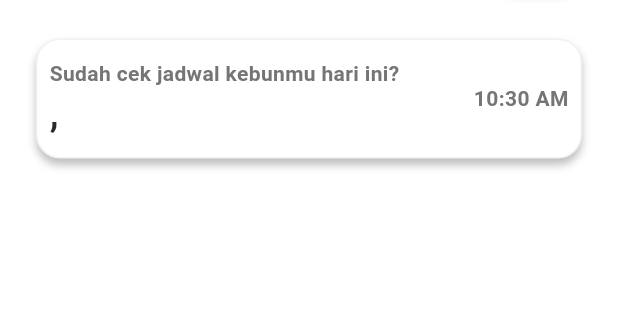
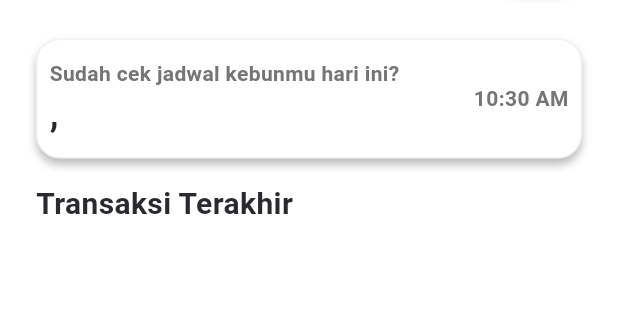
Before and after one commit to Fritzent/PetaniCerdas, a Flutter app: the BerandaPage screen opened directly, on a phone screen of 412 x 824 dp, the part 137-457 px from its top. Run offline on Flutter 3.47's test engine with Material 3 defaults, Android fonts, the phone set to English and light mode, and no system bars; our stand-ins replace cloud_firestore, firebase_auth, firebase_core, flutter_bloc, flutter_dotenv, flutter_secure_storage and 4 more; missing offline and left inert: bcrypt; accounts and stored records are empty.

Commit message:
Change Builder Bloc Position on Dashboard

```diff
--- a/lib/pages/dashboard/beranda_page.dart
+++ b/lib/pages/dashboard/beranda_page.dart
@@ -5,6 +5,7 @@ import 'package:gap/gap.dart';
 import 'package:google_fonts/google_fonts.dart';
 import 'package:intl/intl.dart';
 import 'package:petani_cerdas/bloc/auth_user_bloc.dart';
+import 'package:petani_cerdas/bloc/transactions_bloc.dart';
 
 import '../../resources/style_config.dart';
 
@@ -21,17 +22,23 @@ class _BerandaPageState extends State<BerandaPage> {
 
   @override
   Widget build(BuildContext context) {
-    return BlocProvider(
+    return MultiBlocProvider(
+        providers: [
+          BlocProvider(
             create: (context) => AuthUserBloc()..add(OnGetUserName()),
-      child: BlocBuilder<AuthUserBloc, AuthUserState>(
-        builder: (context, state) {
-          return Scaffold(
+          ),
+          BlocProvider(
+            create: (context) => TransactionsBloc(),
+          ),
+        ],
+        child: Scaffold(
           body: Padding(
             padding: EdgeInsets.only(
                 top: FontList.font24 + MediaQuery.of(context).padding.top,
                 right: FontList.font24,
                 left: FontList.font24),
             child: Column(
+              crossAxisAlignment: CrossAxisAlignment.start,
               children: [
                 Row(
                   children: [
@@ -109,7 +116,9 @@ class _BerandaPageState extends State<BerandaPage> {
                   child: Row(
                     children: [
                       Expanded(
-                          child: Column(
+                        child: BlocBuilder<AuthUserBloc, AuthUserState>(
+                          builder: (context, state) {
+                            return Column(
                               crossAxisAlignment: CrossAxisAlignment.start,
                               children: [
                                 Text(
@@ -128,6 +137,8 @@ class _BerandaPageState extends State<BerandaPage> {
                                       fontSize: FontList.font24),
                                 )
                               ],
+                            );
+                          },
                         ),
                       ),
                       Gap(FontList.font16),
@@ -135,7 +146,9 @@ class _BerandaPageState extends State<BerandaPage> {
                         stream: timeStream,
                         builder: (context, snapshot) {
                           if (!snapshot.hasData) {
-                              return CircularProgressIndicator();
+                            return CircularProgressIndicator(
+                              color: ColorList.primaryColor,
+                            );
                           }
                           return Text(
                             DateFormat('HH:mm a').format(snapshot.data!),
@@ -148,13 +161,18 @@ class _BerandaPageState extends State<BerandaPage> {
                       ),
                     ],
                   ),
+                ),
+                Gap(FontList.font16),
+                Text(
+                  'Transaksi Terakhir',
+                  style: GoogleFonts.inriaSans(
+                      fontSize: FontList.font20,
+                      fontWeight: FontWeight.bold,
+                      color: ColorList.blackColor),
                 )
               ],
             ),
           ),
-          );
-        },
-      ),
-    );
+        ));
   }
 }
```
Lines whose indentation alone changed are shown as unchanged.
